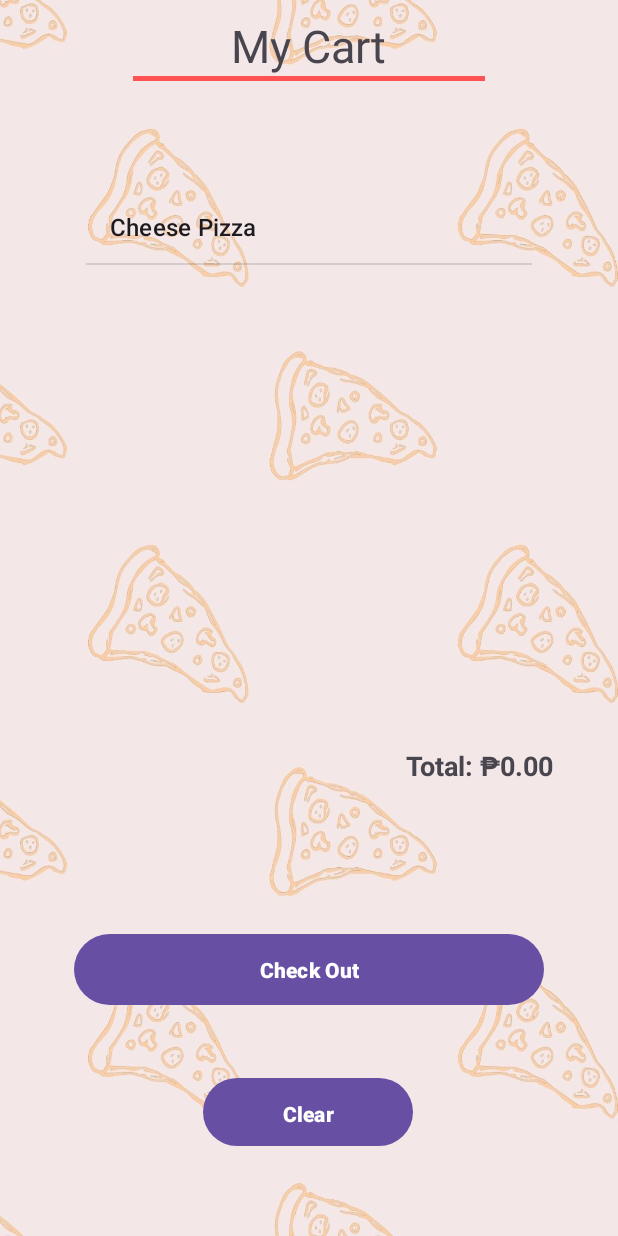
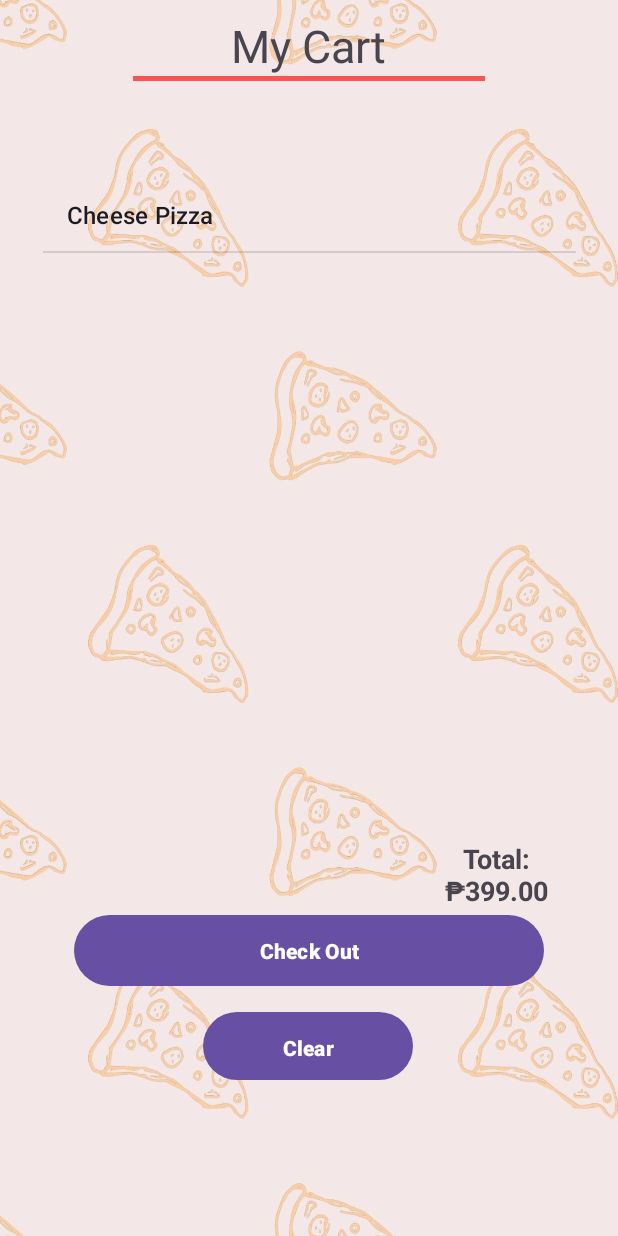
Before and after one commit to starrrrr06/PizzaOrderingApp, an Android app: the HomeScreenActivity screen opened directly, with no data from a screen before it, after a tap on an icon or button, on a phone screen of 412 x 824 dp. Run offline under Robolectric (Android 15) with nearby library versions, the phone set to English and light mode, and no system bars.

Commit message:
Update nice progress

```diff
--- a/app/src/main/java/com/example/pizzaorderingapp/CartActivity2.java
+++ b/app/src/main/java/com/example/pizzaorderingapp/CartActivity2.java
@@ -1,29 +1,52 @@
 package com.example.pizzaorderingapp;
 
+import android.content.Intent;
 import android.os.Bundle;
 import android.widget.ArrayAdapter;
 import android.widget.Button;
 import android.widget.ListView;
+import android.widget.TextView;
 import android.widget.Toast;
 
 import androidx.appcompat.app.AppCompatActivity;
 
+import java.util.HashMap;
 import java.util.List;
 
 public class CartActivity2 extends AppCompatActivity {
+
+    private TextView totalPriceTextView;
+    private ListView cartListView;
+    private CartManager cartManager;
+    private HashMap<String, Double> pizzaPrices;
+
     @Override
     protected void onCreate(Bundle savedInstanceState) {
         super.onCreate(savedInstanceState);
         setContentView(R.layout.cart_activity2);
 
+        cartManager = CartManager.getInstance();
+        pizzaPrices = new HashMap<>();
+        pizzaPrices.put(HomeScreenActivity.MENU_PEPPERONI, 499.0);
+        pizzaPrices.put(HomeScreenActivity.MENU_HAWAIIAN, 399.0);
+        pizzaPrices.put(HomeScreenActivity.MENU_CHEESE, 399.0);
+        pizzaPrices.put(HomeScreenActivity.MENU_VEGETABLE, 299.0);
+        pizzaPrices.put(HomeScreenActivity.MENU_SPINACH, 399.0);
+        pizzaPrices.put(HomeScreenActivity.MENU_ALLMEAT, 699.0);
+
+        totalPriceTextView = findViewById(R.id.totalPriceTextView);
+        cartListView = findViewById(R.id.cart_list_view);
+
         // Get the cart items from the CartManager
         List<String> cartItems = CartManager.getInstance().getCartItems();
 
         // Set up a ListView to display the cart items
-        ListView cartListView = findViewById(R.id.cart_list_view);
         ArrayAdapter<String> adapter = new ArrayAdapter<>(this,
                 android.R.layout.simple_list_item_1, cartItems);
         cartListView.setAdapter(adapter);
+
+        // Calculate and display the total price
+        updateTotalPrice(cartItems);
 
         // Set up the OnClickListener for the clear button
         Button clearButton = findViewById(R.id.clear);
@@ -35,8 +58,54 @@ public class CartActivity2 extends AppCompatActivity {
             adapter.clear();
             adapter.notifyDataSetChanged();
 
+            // Update the total price to 0
+            updateTotalPrice(CartManager.getInstance().getCartItems());
+
             // Show a feedback message
             Toast.makeText(CartActivity2.this, "Cart cleared", Toast.LENGTH_SHORT).show();
         });
+
+        // Set up the checkout button
+        Button checkoutButton = findViewById(R.id.make_order);
+        checkoutButton.setOnClickListener(v -> {
+            if (cartItems.isEmpty()) {
+                Toast.makeText(CartActivity2.this, "Your cart is empty!", Toast.LENGTH_SHORT).show();
+                return;
+            }
+
+            // Calculate the total price (optional, to ensure it's accurate)
+            double finalTotalPrice = 0.0;
+            for (String item : cartItems) {
+                finalTotalPrice += pizzaPrices.getOrDefault(item, 0.0);
+            }
+
+            // Show a confirmation message
+            Toast.makeText(CartActivity2.this,
+                    "Thank you for your order! Total: ₱" + String.format("%.2f", finalTotalPrice),
+                    Toast.LENGTH_LONG).show();
+
+            // Navigate to the Order Confirmation activity
+            Intent intent = new Intent(CartActivity2.this, OrderConfirmationActivity.class);
+            intent.putExtra("TOTAL_PRICE", finalTotalPrice);
+            startActivity(intent);
+
+            // Clear the cart
+            CartManager.getInstance().clearCart();
+            adapter.clear();
+            adapter.notifyDataSetChanged();
+
+            // Reset the total price to 0
+            updateTotalPrice(CartManager.getInstance().getCartItems());
+        });
+    }
+
+    // Method to update the total price based on the cart items
+    private void updateTotalPrice(List<String> cartItems) {
+        double totalPrice = 0.0;
+        for (String item : cartItems) {
+            totalPrice += pizzaPrices.getOrDefault(item, 0.0);
+        }
+        // Update the total price TextView
+        totalPriceTextView.setText("Total: ₱" + String.format("%.2f", totalPrice));
     }
 }
--- a/app/src/main/res/layout/activity_home_screen.xml
+++ b/app/src/main/res/layout/activity_home_screen.xml
@@ -5,7 +5,7 @@
     android:id="@+id/main"
     android:layout_width="match_parent"
     android:layout_height="match_parent"
-    android:background="#E1DCDD"
+    android:background="@drawable/cartbg"
     tools:context=".HomeScreenActivity">
 
     <ImageView
@@ -24,7 +24,7 @@
         android:id="@+id/order"
         android:layout_width="105dp"
         android:layout_height="34dp"
-        android:layout_marginTop="644dp"
+        android:layout_marginTop="656dp"
         app:layout_constraintEnd_toEndOf="parent"
         app:layout_constraintHorizontal_bias="0.947"
         app:layout_constraintStart_toStartOf="parent"
--- a/app/src/main/res/layout/cart_activity2.xml
+++ b/app/src/main/res/layout/cart_activity2.xml
@@ -41,7 +41,7 @@
         app:layout_constraintEnd_toEndOf="parent"
         app:layout_constraintStart_toStartOf="parent"
         app:layout_constraintTop_toBottomOf="@+id/cart_list_view"
-        app:layout_constraintVertical_bias="0.576"
+        app:layout_constraintVertical_bias="0.419"
         app:layout_constraintWidth_percent=".8" />
 
     <Button
@@ -57,25 +57,26 @@
         app:layout_constraintHorizontal_bias="0.498"
         app:layout_constraintStart_toStartOf="parent"
         app:layout_constraintTop_toTopOf="parent"
-        app:layout_constraintVertical_bias="0.939" />
+        app:layout_constraintVertical_bias="0.88" />
 
     <TextView
         android:id="@+id/totalPriceTextView"
-        android:layout_width="100dp"
-        android:layout_height="39dp"
-        android:layout_marginTop="488dp"
+        android:layout_width="110dp"
+        android:layout_height="50dp"
+        android:layout_marginTop="548dp"
+        android:gravity="center"
         android:text="Total: ₱0.00"
         android:textSize="18sp"
         android:textStyle="bold"
         app:layout_constraintEnd_toEndOf="parent"
-        app:layout_constraintHorizontal_bias="0.893"
+        app:layout_constraintHorizontal_bias="0.943"
         app:layout_constraintStart_toStartOf="parent"
         app:layout_constraintTop_toTopOf="parent" />
 
     <ListView
         android:id="@+id/cart_list_view"
-        android:layout_width="329dp"
-        android:layout_height="410dp"
+        android:layout_width="387dp"
+        android:layout_height="442dp"
         android:padding="16dp"
         app:layout_constraintBottom_toBottomOf="parent"
         app:layout_constraintEnd_toEndOf="parent"
```
Also changed, not shown: app/src/main/AndroidManifest.xml (+9 -0 lines), app/src/main/java/com/example/pizzaorderingapp/OrderConfirmationActivity.java (added, +98 -0 lines), app/src/main/res/layout/activity_order_confirmation.xml (added, +137 -0 lines).
